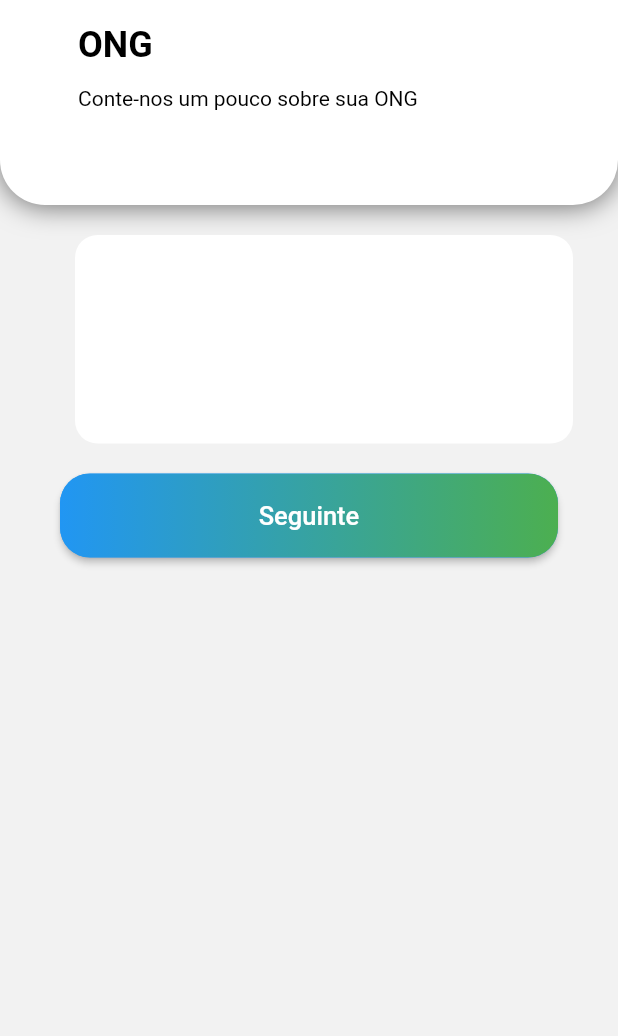
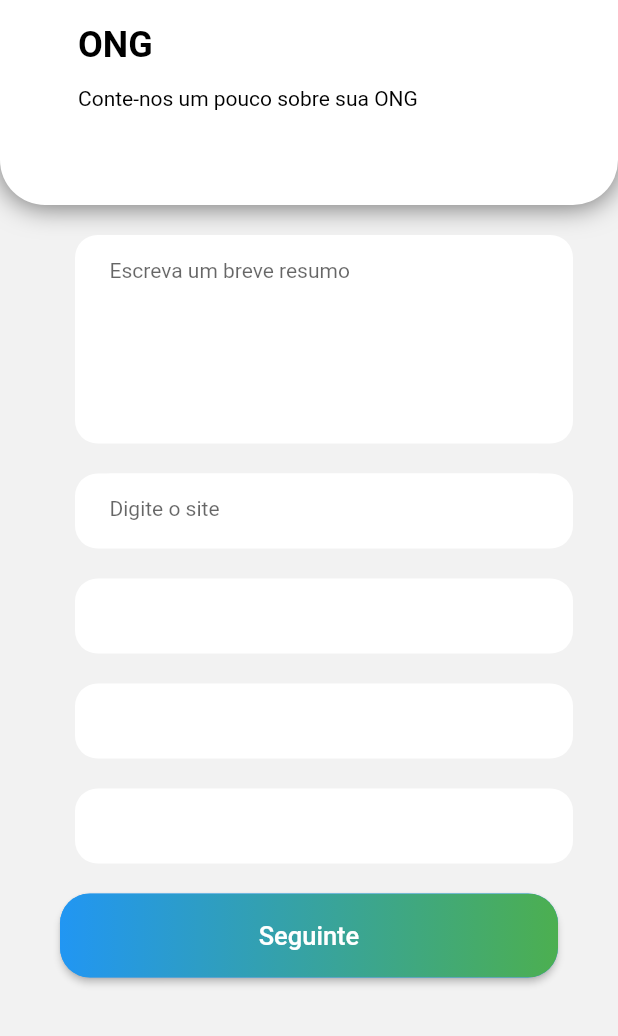
Before and after one commit to abas0/doe-facil, a Flutter app: the screen it shows after launch, on a phone screen of 412 x 824 dp, the part 200-1236 px from its top. Run offline on Flutter 3.47's test engine with Material 2 defaults, Android fonts, the phone set to English and light mode, and no system bars; our stand-ins replace mask_text_input_formatter.

Commit message:
Input de resumo concluido

```diff
--- a/lib/screens/cadastro-ong/widget/cadastro-ong-tela01.dart
+++ b/lib/screens/cadastro-ong/widget/cadastro-ong-tela01.dart
@@ -34,7 +34,15 @@ class _CadastroOngState extends State<CadastroOng> {
               child: new TextField(
                 controller: null,
                 autofocus: false,
-
+                keyboardType: TextInputType.emailAddress,
+                autofillHints: [AutofillHints.email],
+                onChanged: (value) {
+                RegExp regex = new RegExp(r'^(([^<>()[\]\\.,;:\s@\"]+(\.[^<>()[\]\\.,;:\s@\"]+)*)|(\".+\"))@((\[[0-9]{1,3}\.[0-9]{1,3}\.[0-9]{1,3}\.[0-9]{1,3}\])|(([a-zA-Z\-0-9]+\.)+[a-zA-Z]{2,}))$');
+                if (!regex.hasMatch(value))
+                  print('Insira um e-mail válido');
+                else
+                  print('Email valido');
+                },
                 style:
                     new TextStyle(fontSize: 14.0, color: Color(0xFFbdc6cf)),
                 decoration: new InputDecoration(
--- a/lib/screens/cadastro-ong/widget/cadastro-ong-tela03.dart
+++ b/lib/screens/cadastro-ong/widget/cadastro-ong-tela03.dart
@@ -1,4 +1,5 @@
 import 'package:flutter/material.dart';
+import 'package:mask_text_input_formatter/mask_text_input_formatter.dart';
 
 class CadastroOng03 extends StatefulWidget {
   const CadastroOng03({ Key? key }) : super(key: key);
@@ -8,6 +9,8 @@ class CadastroOng03 extends StatefulWidget {
 }
 
 class _CadastroOng03State extends State<CadastroOng03> {
+  final maskFormatter = new MaskTextInputFormatter(mask: '+## (##) #####-####', filter: { "#": RegExp(r'^[a-zA-Z0-9_]') });
+
   @override
   Widget build(BuildContext context) {
     return Stack(
@@ -21,6 +24,107 @@ class _CadastroOng03State extends State<CadastroOng03> {
               decoration: new BoxDecoration(
                 color: Colors.white,
                 borderRadius: new BorderRadius.all(new Radius.circular(15)
+              ),
+            ),
+            child: new Directionality(
+              textDirection: TextDirection.ltr,
+              child: new TextField(
+                controller: null,
+                autofocus: false,
+                minLines: 1,
+                maxLines: 8,
+                keyboardType: TextInputType.multiline,
+                style:
+                    new TextStyle(fontSize: 14.0, color: Color(0xFFbdc6cf),
+                    ),
+                decoration: new InputDecoration(
+                  border: OutlineInputBorder(),
+                  filled: true,
+                  fillColor: Colors.white,
+                  hintText: 'Escreva um breve resumo',
+                  contentPadding: const EdgeInsets.only(
+                      left: 23.0, bottom: 16.0, top: 15.0),
+                  focusedBorder: OutlineInputBorder(
+                    borderSide: new BorderSide(color: Colors.white),
+                    borderRadius: new BorderRadius.circular(15),
+                  ),
+                  enabledBorder: UnderlineInputBorder(
+                    borderSide: new BorderSide(color: Colors.white),
+                    borderRadius: new BorderRadius.circular(25.7),
+                  ),
+                ),
+              )
+            ),
+            ),
+            Container(
+              margin: const EdgeInsets.only(left: 50.0, top: 20.0, right: 30.0),
+              height: 50.0,
+              width: 334,
+              decoration: new BoxDecoration(
+                color: Colors.white,
+                borderRadius: new BorderRadius.all(new Radius.circular(15)
+              )
+            ),
+            child: new Directionality(
+              textDirection: TextDirection.ltr,
+              child: new TextField(
+                controller: null,
+                autofocus: false,
+                onChanged: (value)
+                {
+                  RegExp regex = new RegExp(r'^((([\w-]+\.)+[\w-]+(/[\w- ./?%&=]*)?))$');
+                  if (!regex.hasMatch(value))
+                    print('Insira uma URL válido');
+                  else
+                    print('URL valido');
+                },
+                style:
+                    new TextStyle(fontSize: 14.0, color: Color(0xFFbdc6cf)),
+                decoration: new InputDecoration(
+                  filled: true,
+                  fillColor: Colors.white,
+                  hintText: 'Digite o site',
+                  contentPadding: const EdgeInsets.only(
+                      left: 23.0, bottom: 16.0, top: 15.0),
+                  focusedBorder: OutlineInputBorder(
+                    borderSide: new BorderSide(color: Colors.white),
+                    borderRadius: new BorderRadius.circular(15),
+                  ),
+                  enabledBorder: UnderlineInputBorder(
+                    borderSide: new BorderSide(color: Colors.white),
+                    borderRadius: new BorderRadius.circular(25.7),
+                  ),
+                ),
+              )
+            ),
+            ),
+            Container(
+              margin: const EdgeInsets.only(left: 50.0, top: 20.0, right: 30.0),
+              height: 50.0,
+              width: 334,
+              decoration: new BoxDecoration(
+                color: Colors.white,
+                borderRadius: new BorderRadius.all(new Radius.circular(15)
+              )
+            ),
+            ),
+            Container(
+              margin: const EdgeInsets.only(left: 50.0, top: 20.0, right: 30.0),
+              height: 50.0,
+              width: 334,
+              decoration: new BoxDecoration(
+                color: Colors.white,
+                borderRadius: new BorderRadius.all(new Radius.circular(15)
+              )
+            ),
+            ),
+            Container(
+              margin: const EdgeInsets.only(left: 50.0, top: 20.0, right: 30.0),
+              height: 50.0,
+              width: 334,
+              decoration: new BoxDecoration(
+                color: Colors.white,
+                borderRadius: new BorderRadius.all(new Radius.circular(15)
               )
             ),
             )
```
